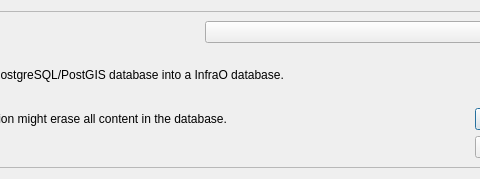
Qt form infrao/resources/ui/db_init.ui (GispoCoding/infrao-plugin) before a commit; both pictures show x 173 to 653 and y 0 to 179 of the 749 by 179 pixel window.
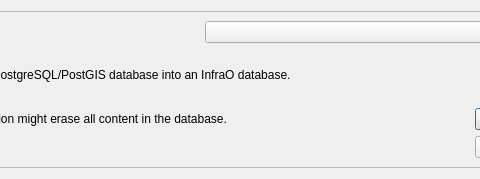
The same form after that commit.

Commit message: Fix init_db.py logging, add permission warning, change connection db to postgres

What changed in the file:
```diff
--- a/infrao/resources/ui/db_init.ui
+++ b/infrao/resources/ui/db_init.ui
@@ -52,7 +52,7 @@
        <item row="1" column="0">
         <widget class="QLabel" name="label_4">
          <property name="text">
-          <string>&lt;html&gt;&lt;head/&gt;&lt;body&gt;&lt;p&gt;This utility will turn existing PostgreSQL/PostGIS database into a InfraO database.&lt;/p&gt;&lt;/body&gt;&lt;/html&gt;</string>
+          <string>&lt;html&gt;&lt;head/&gt;&lt;body&gt;&lt;p&gt;This utility will turn existing PostgreSQL/PostGIS database into an InfraO database.&lt;/p&gt;&lt;/body&gt;&lt;/html&gt;</string>
          </property>
          <property name="wordWrap">
           <bool>true</bool>
```
Left out of the diff: 12 changed lines with no effect on the pictures. The commit also changes 4 other files.
